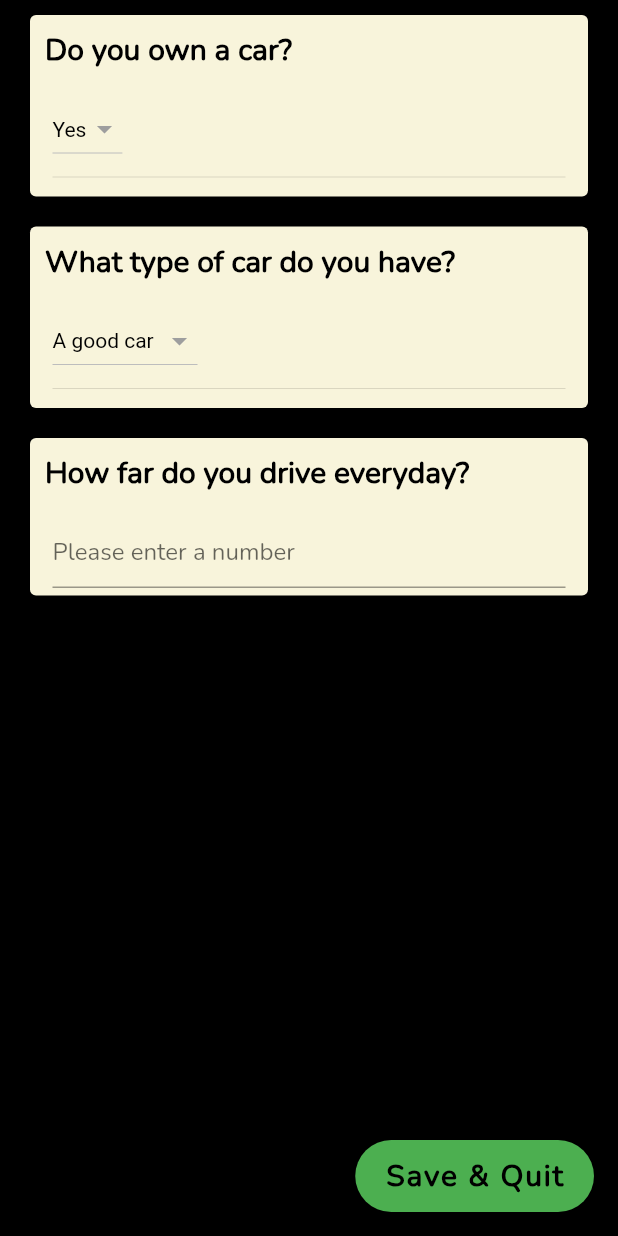
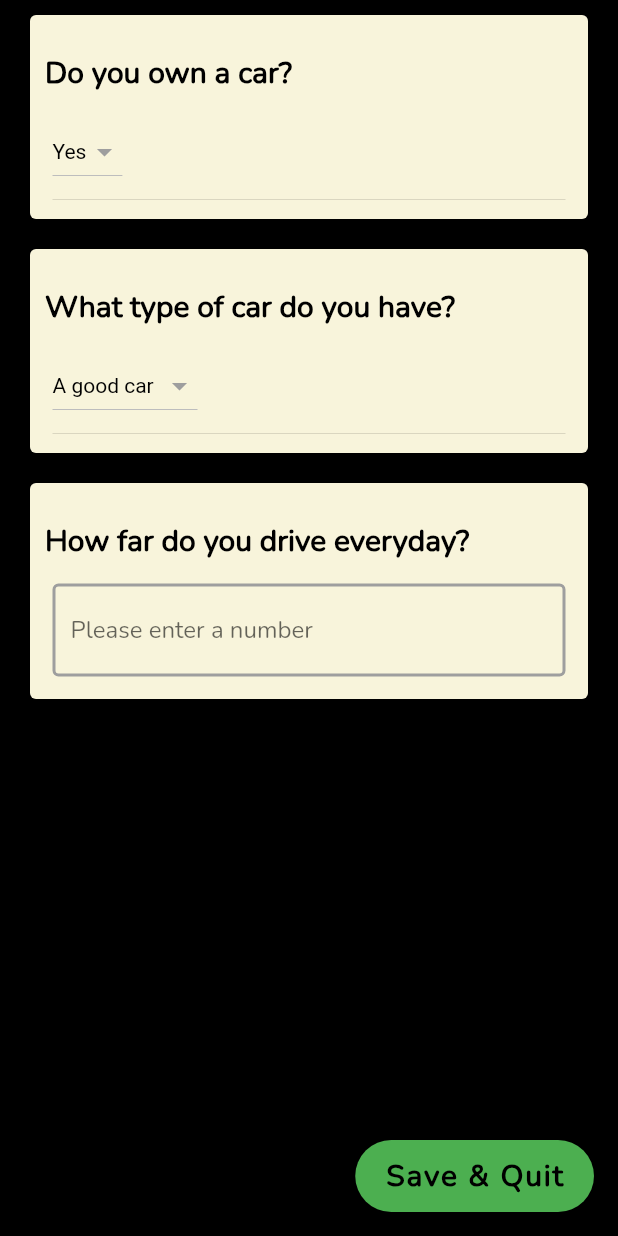
Before and after one commit to csc301-fall-2021/team-project-9-greenpeeps, a Flutter app: the InitialQuestionnaire screen opened by its route, on a phone screen of 412 x 824 dp. Run offline on Flutter 3.47's test engine with Material 2 defaults, Android fonts, the phone set to English and light mode, and no system bars; our stand-ins replace firebase_core, pie_chart, tuple; missing offline and left inert: firebase_core_web; accounts and stored records are empty.

Commit message:
edit ui design

```diff
--- a/green_peeps_app/lib/initial_questionnaire.dart
+++ b/green_peeps_app/lib/initial_questionnaire.dart
@@ -24,6 +24,7 @@ class _InitialQuestionnaireState extends State<InitialQuestionnaire> {
   static Tuple2<double, List<String>> q2AnswerOkay = Tuple2(6, ["q3"]);
   static Tuple2<double, List<String>> q2AnswerBad = Tuple2(10, ["q3"]);
   static Tuple2<double, List<String>> q3AnswerDefault = Tuple2(10, []);
+
 
   List<Question> questions = [
     Question(id: "q1", text: "Do you own a car?", fieldType: 1, type: 0,
@@ -87,12 +88,10 @@ class _InitialQuestionnaireState extends State<InitialQuestionnaire> {
             child: Column(
                 children: <Widget>[
                   for(int i = 0 ; i < questions.length ; i++)
-                      QuestionnaireCard(question: questions[i],
-                       response: responses[i])
+                    // if(questions[i].fieldType == 2 && responses[i].answer != "A bad car")
+                    QuestionnaireCard(question: questions[i],
+                        response: responses[i])
                   ]
-                // questions.map((question) =>
-                //     QuestionnaireCard(question: question,
-                //     response: responses[])).toList(),
               )
         ),
       ),
--- a/green_peeps_app/lib/new_user_questionnaire/build_question_card.dart
+++ b/green_peeps_app/lib/new_user_questionnaire/build_question_card.dart
@@ -99,7 +99,7 @@ class _BuildQuestionFormState extends State<BuildQuestionForm> {
   // (will possibly need different validators for number answers and string answers)
   Widget _buildNumberTextField(BuildContext context) {
     return SizedBox(
-      width: double.infinity,
+      width: double.infinity, // make 200 but then the box isnt on the left
       child: Column(
         mainAxisSize: MainAxisSize.min,
         crossAxisAlignment: CrossAxisAlignment.start,
@@ -113,6 +113,7 @@ class _BuildQuestionFormState extends State<BuildQuestionForm> {
           TextFormField(
             keyboardType: TextInputType.number,
             inputFormatters: [FilteringTextInputFormatter.digitsOnly],
+
             validator: (value) {
               if (value == null || value.isEmpty) {
                 return 'Please enter some text';
@@ -126,9 +127,16 @@ class _BuildQuestionFormState extends State<BuildQuestionForm> {
               },);
             },
             decoration: const InputDecoration(
+              focusedBorder: OutlineInputBorder(
+                borderSide: BorderSide(color: Colors.green, width: 2.0),
+              ),
+              enabledBorder: OutlineInputBorder(
+                borderSide: BorderSide(color: Colors.grey, width: 2.0),
+              ),
               hintText: 'Please enter a number',
             ),
           ),
+          SizedBox(height: 10,)
         ],
       ),
     );
--- a/green_peeps_app/lib/new_user_questionnaire/questionnaire_card.dart
+++ b/green_peeps_app/lib/new_user_questionnaire/questionnaire_card.dart
@@ -26,6 +26,7 @@ class _QuestionnaireCardState extends State<QuestionnaireCard> {
         margin: EdgeInsets.symmetric(vertical: 10, horizontal: 20),
         child: Column(
               children: <Widget>[
+               SizedBox(height: 15),
                Container(
                  width: double.infinity,
                  padding: EdgeInsets.symmetric(vertical: 10, horizontal: 10),
```
